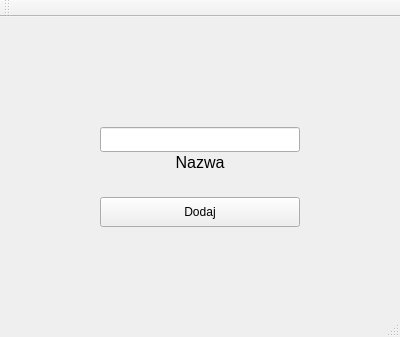
Above: src/frontend/mainwindow.ui from DominikaHoszowska/fiszki_qt before the change. Below: the same form after it.
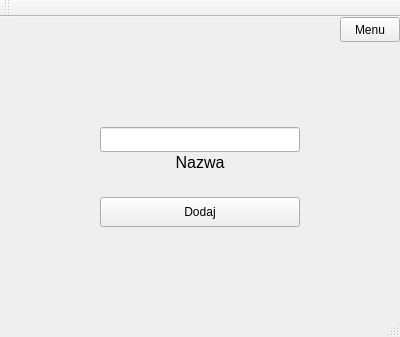
That is the form after the change. The open tabs and pages were chosen to show the change.

```diff
--- a/src/frontend/mainwindow.ui
+++ b/src/frontend/mainwindow.ui
@@ -314,6 +314,19 @@
        <string>Dodaj</string>
       </property>
      </widget>
+     <widget class="QPushButton" name="menu_5">
+      <property name="geometry">
+       <rect>
+        <x>340</x>
+        <y>0</y>
+        <width>60</width>
+        <height>25</height>
+       </rect>
+      </property>
+      <property name="text">
+       <string>Menu</string>
+      </property>
+     </widget>
     </widget>
     <widget class="QWidget" name="learnignCollection">
      <widget class="QPushButton" name="menu_4">
```
